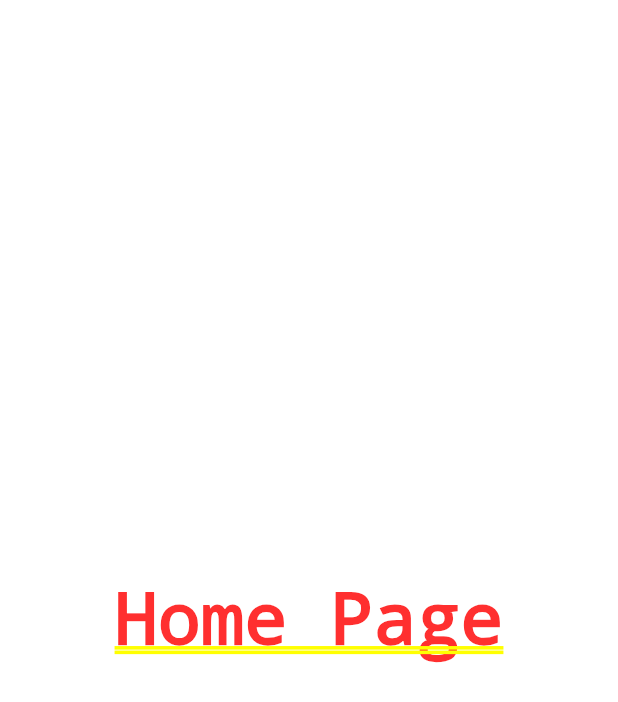
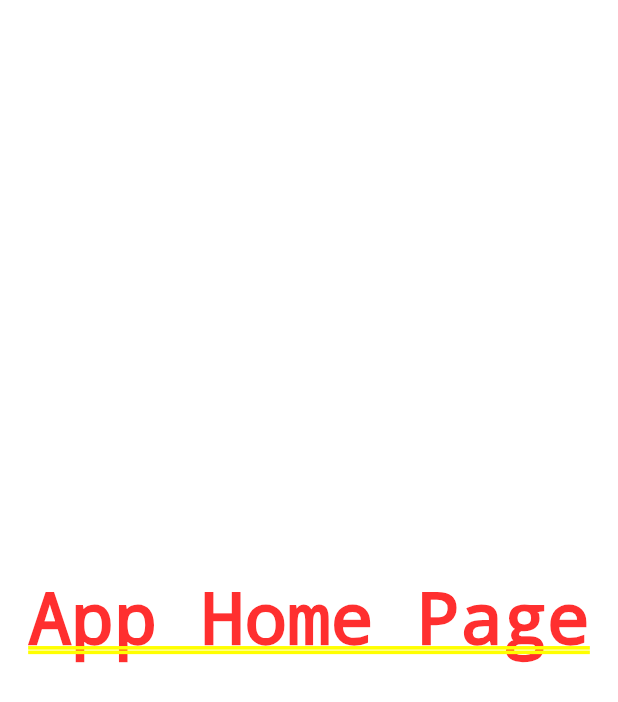
Before and after one commit to ANORAK-MATTFLY/habit_master, a Flutter app: the screen it shows after launch, on a phone screen of 412 x 824 dp. Shown: the top 702 px of the screen. Run offline on Flutter 3.47's test engine with Material 2 defaults, Android fonts, the phone set to English and light mode, and no system bars.

Commit message:
first commit

```diff
--- a/lib/screens/home-page.dart
+++ b/lib/screens/home-page.dart
@@ -10,6 +10,6 @@ class HomePage extends StatefulWidget {
 class _HomePageState extends State<HomePage> {
   @override
   Widget build(BuildContext context) {
-    return Center(child: Text("Home Page"));
+    return Center(child: Text("App Home Page"));
   }
 }
```
